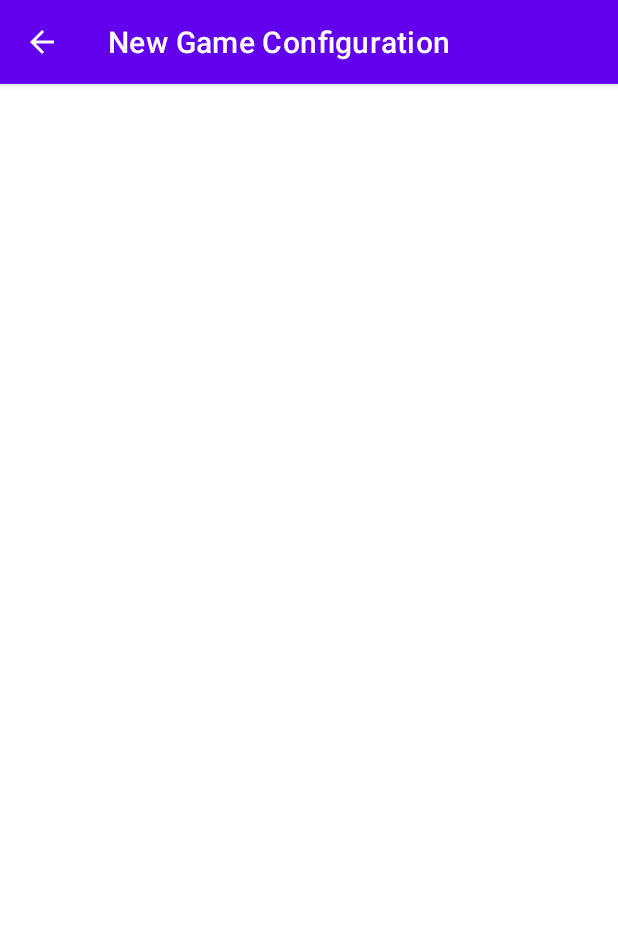
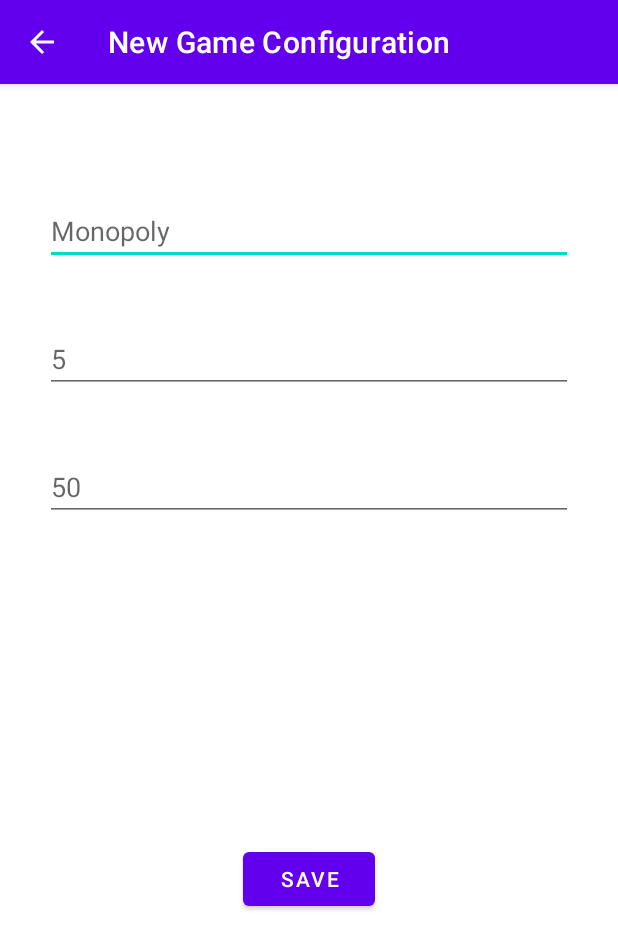
Before and after one commit to JessebotX/CooperativeAchievementApp, an Android app: the screen it shows after launch (MainActivity), on a phone screen of 412 x 824 dp. Shown: the top 949 px of the screen. Run offline under Robolectric (Android 15) with nearby library versions, the phone set to English and light mode, and no system bars.

Commit message:
Layout
Set up general layout with inputs and save button

```diff
--- a/app/src/main/res/layout/activity_main.xml
+++ b/app/src/main/res/layout/activity_main.xml
@@ -1,5 +1,5 @@
 <?xml version="1.0" encoding="utf-8"?>
-<androidx.coordinatorlayout.widget.CoordinatorLayout xmlns:android="http://schemas.android.com/apk/res/android"
+<androidx.constraintlayout.widget.ConstraintLayout xmlns:android="http://schemas.android.com/apk/res/android"
     xmlns:app="http://schemas.android.com/apk/res-auto"
     xmlns:tools="http://schemas.android.com/tools"
     android:layout_width="match_parent"
@@ -7,17 +7,75 @@
     tools:context=".MainActivity">
 
     <com.google.android.material.appbar.AppBarLayout
+        android:id="@+id/appBarLayout"
         android:layout_width="match_parent"
         android:layout_height="wrap_content"
-        android:theme="@style/Theme.MyApplication.AppBarOverlay">
+        android:theme="@style/Theme.MyApplication.AppBarOverlay"
+        app:layout_constraintEnd_toEndOf="parent"
+        app:layout_constraintStart_toStartOf="parent"
+        app:layout_constraintTop_toTopOf="parent">
 
         <androidx.appcompat.widget.Toolbar
             android:id="@+id/toolbar"
             android:layout_width="match_parent"
-            android:layout_height="?attr/actionBarSize"
+            android:layout_height="wrap_content"
             android:background="?attr/colorPrimary"
             app:popupTheme="@style/Theme.MyApplication.PopupOverlay" />
 
     </com.google.android.material.appbar.AppBarLayout>
 
-</androidx.coordinatorlayout.widget.CoordinatorLayout>
+    <EditText
+        android:id="@+id/et_name_game_config"
+        android:layout_width="0dp"
+        android:layout_height="wrap_content"
+        android:layout_marginStart="30dp"
+        android:layout_marginTop="75dp"
+        android:layout_marginEnd="30dp"
+        android:ems="10"
+        android:hint="Monopoly"
+        android:inputType="textPersonName"
+        app:layout_constraintEnd_toEndOf="parent"
+        app:layout_constraintStart_toStartOf="parent"
+        app:layout_constraintTop_toBottomOf="@+id/appBarLayout" />
+
+    <EditText
+        android:id="@+id/et_poor_score_game_config"
+        android:layout_width="0dp"
+        android:layout_height="wrap_content"
+        android:layout_marginStart="30dp"
+        android:layout_marginTop="40dp"
+        android:layout_marginEnd="30dp"
+        android:ems="10"
+        android:hint="5"
+        android:inputType="numberSigned"
+        app:layout_constraintEnd_toEndOf="parent"
+        app:layout_constraintStart_toStartOf="parent"
+        app:layout_constraintTop_toBottomOf="@+id/et_name_game_config" />
+
+    <EditText
+        android:id="@+id/et_great_score_game_config"
+        android:layout_width="0dp"
+        android:layout_height="wrap_content"
+        android:layout_marginStart="30dp"
+        android:layout_marginTop="40dp"
+        android:layout_marginEnd="30dp"
+        android:ems="10"
+        android:hint="50"
+        android:inputType="numberSigned"
+        app:layout_constraintEnd_toEndOf="parent"
+        app:layout_constraintStart_toStartOf="parent"
+        app:layout_constraintTop_toBottomOf="@+id/et_poor_score_game_config" />
+
+    <Button
+        android:id="@+id/btn_save_game_config"
+        android:layout_width="wrap_content"
+        android:layout_height="wrap_content"
+        android:layout_marginTop="50dp"
+        android:layout_marginBottom="50dp"
+        android:text="SAVE"
+        app:layout_constraintBottom_toBottomOf="parent"
+        app:layout_constraintEnd_toEndOf="parent"
+        app:layout_constraintStart_toStartOf="parent"
+        app:layout_constraintTop_toBottomOf="@+id/et_great_score_game_config" />
+
+</androidx.constraintlayout.widget.ConstraintLayout>
```
